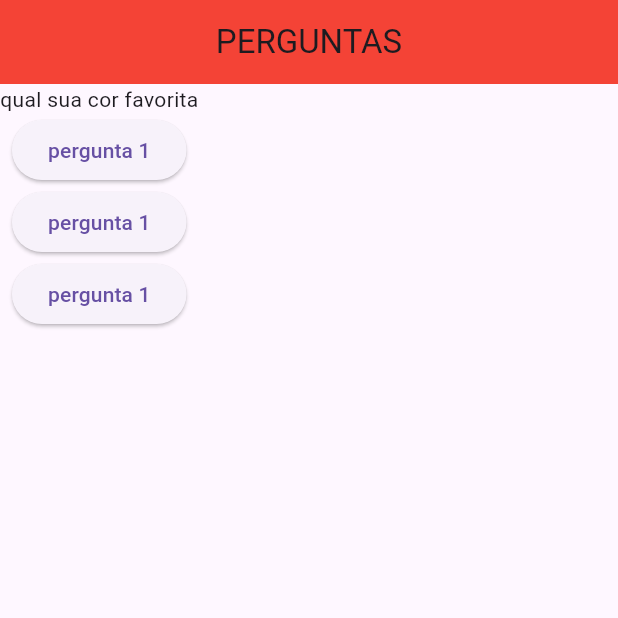
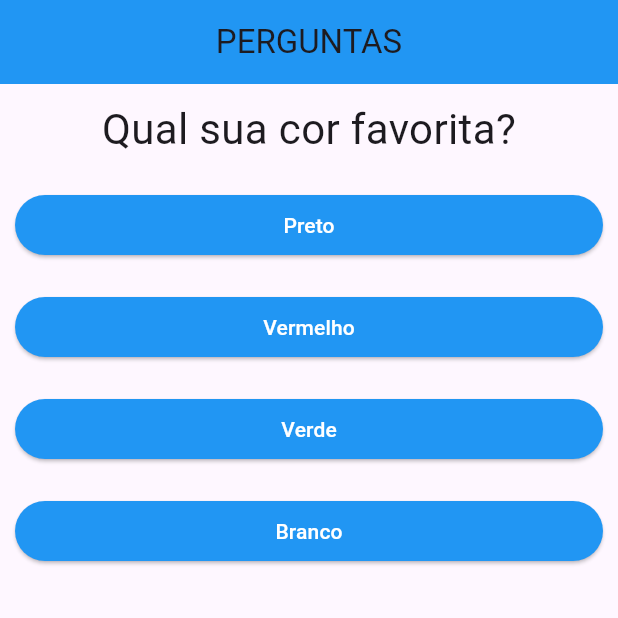
Before and after one commit to dannielbruno6/meu_flutter_projeto, a Flutter app: the screen it shows after launch, on a phone screen of 412 x 824 dp, the top half of it. Run offline on Flutter 3.47's test engine with Material 3 defaults, Android fonts, the phone set to English and light mode, and no system bars.

Commit message:
atualizaçao aula dia 27/01

```diff
--- a/lib/main.dart
+++ b/lib/main.dart
@@ -1,70 +1,70 @@
 import 'package:flutter/material.dart';
 import './questao.dart';
-
-main (){
-  runApp( MeuApp());
-
-}
-var _perguntaselecionada = 0;
+import './resposta.dart';
 
 
+void main() {
+  runApp(MeuApp());
+}
 
-void _responder() {
-  _perguntaselecionada++;
-  print(_perguntaselecionada);
-}
 class MeuApp extends StatefulWidget {
-   MeuApp({super.key});
+  const MeuApp({super.key});
 
   @override
   State<MeuApp> createState() => _MeuAppState();
 }
 
 class _MeuAppState extends State<MeuApp> {
-  final perguntas =[
-  'qual sua cor favorita',
-  'qual seu anunmal favroito',
+
+
+  int _perguntaSelecionada = 0;
+
+  final perguntas = [
+    {
+      'texto': 'Qual sua cor favorita?',
+      'respostas': ['Preto', 'Vermelho', 'Verde', 'Branco'],
+    },
+    {
+      'texto': 'Qual seu animal favorito?',
+      'respostas': ['Coelho', 'Cobra', 'Elefante', 'Leão'],
+    },
+    {
+      'texto': 'Qual seu instrutor favorito?',
+      'respostas': ['Maria', 'João', 'Leo', 'Pedro'],
+    }
   ];
+
+
+  void _responder() {
+    setState(() {
+
+      _perguntaSelecionada++;
+    });
+
+
+  }
 
   @override
   Widget build(BuildContext context) {
-
-    return MaterialApp(home:
-    Scaffold(
+    return MaterialApp(
+      home: Scaffold(
         appBar: AppBar(
-        backgroundColor: Colors.red,
+          backgroundColor: Colors.blue,
           centerTitle: true,
-        title: Text('PERGUNTAS'),
+          title: const Text('PERGUNTAS'),
         ),
         body: Column(
           children: [
-          Text(perguntas[_perguntaselecionada]),
-          ElevatedButton(
-child: Text('pergunta 1'),
-            onPressed: () {
-              _responder();
+            Questao(perguntas[_perguntaSelecionada]['texto'] as String),
+
+            // cria os botões de respostas
+            ...(perguntas[_perguntaSelecionada]['respostas'] as List<String>).map(
+                  (resposta) {
+                return Resposta(resposta, _responder);
               },
-
-          ),
-ElevatedButton(
-child: Text('pergunta 1'),
-onPressed: () {
-_responder();
-},
-
-),
-ElevatedButton(
-child: Text('pergunta 1'),
-onPressed: () {
-_responder();
-},
-
-),
-
+            ).toList(),
           ],
         ),
-
-
       ),
     );
   }
--- a/lib/questao.dart
+++ b/lib/questao.dart
@@ -11,6 +11,14 @@ class Questao extends StatelessWidget {
 
   @override
   Widget build(BuildContext context) {
-    return Text(texto);
+    return Container(
+      width: double.infinity,
+      margin: EdgeInsets.all(10),
+      child: Text(
+          texto,
+        style: TextStyle(fontSize: 28),
+        textAlign: TextAlign.center,
+      ),
+    );
   }
 }
--- /dev/null
+++ b/lib/resposta.dart
@@ -0,0 +1,26 @@
+import 'package:flutter/material.dart';
+
+class  Resposta extends StatelessWidget {
+
+  final String texto;
+ final void Function() quandoSelecionado;
+
+  Resposta(this.texto,this.quandoSelecionado);
+
+  @override
+  Widget build(BuildContext context) {
+    return  Container(
+      width: double.infinity,
+      margin: EdgeInsets.all(10),
+      child: ElevatedButton(
+        onPressed: quandoSelecionado,
+
+        style: ElevatedButton.styleFrom(
+          backgroundColor: Colors.blue,   // cor do botão
+          foregroundColor: Colors.white,   // cor do texto
+        ),
+        child:  Text(texto),
+        ),
+    );
+  }
+}
```
Also changed, not shown: pubspec.lock. Lines whose indentation alone changed are shown as unchanged.
